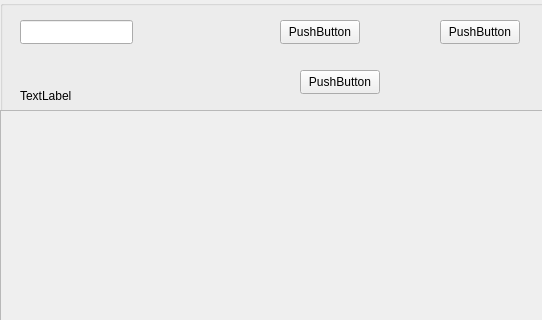
Qt form client/Forms/GroupEditor/groupeditor.ui (sofinvalery/LMS) before a commit; both pictures show x 0 to 542 and y 0 to 320 of the 833 by 545 pixel window.
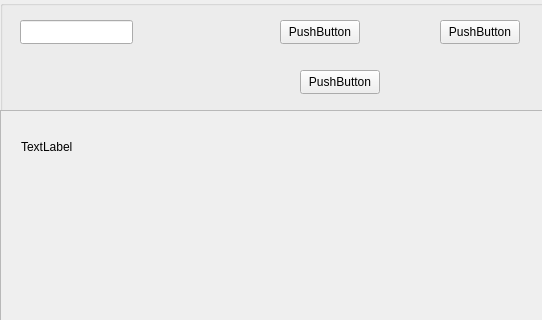
The same form after that commit.

What changed in the file:
```diff
--- a/client/Forms/GroupEditor/groupeditor.ui
+++ b/client/Forms/GroupEditor/groupeditor.ui
@@ -48,19 +48,6 @@
      <string>PushButton</string>
     </property>
    </widget>
-   <widget class="QLabel" name="warningLabel">
-    <property name="geometry">
-     <rect>
-      <x>20</x>
-      <y>70</y>
-      <width>381</width>
-      <height>51</height>
-     </rect>
-    </property>
-    <property name="text">
-     <string>TextLabel</string>
-    </property>
-   </widget>
    <widget class="QPushButton" name="createButton">
     <property name="geometry">
      <rect>
@@ -108,6 +95,19 @@
        <height>419</height>
       </rect>
      </property>
+     <widget class="QLabel" name="warningLabel">
+      <property name="geometry">
+       <rect>
+        <x>20</x>
+        <y>10</y>
+        <width>381</width>
+        <height>51</height>
+       </rect>
+      </property>
+      <property name="text">
+       <string>TextLabel</string>
+      </property>
+     </widget>
     </widget>
    </widget>
   </widget>
```
